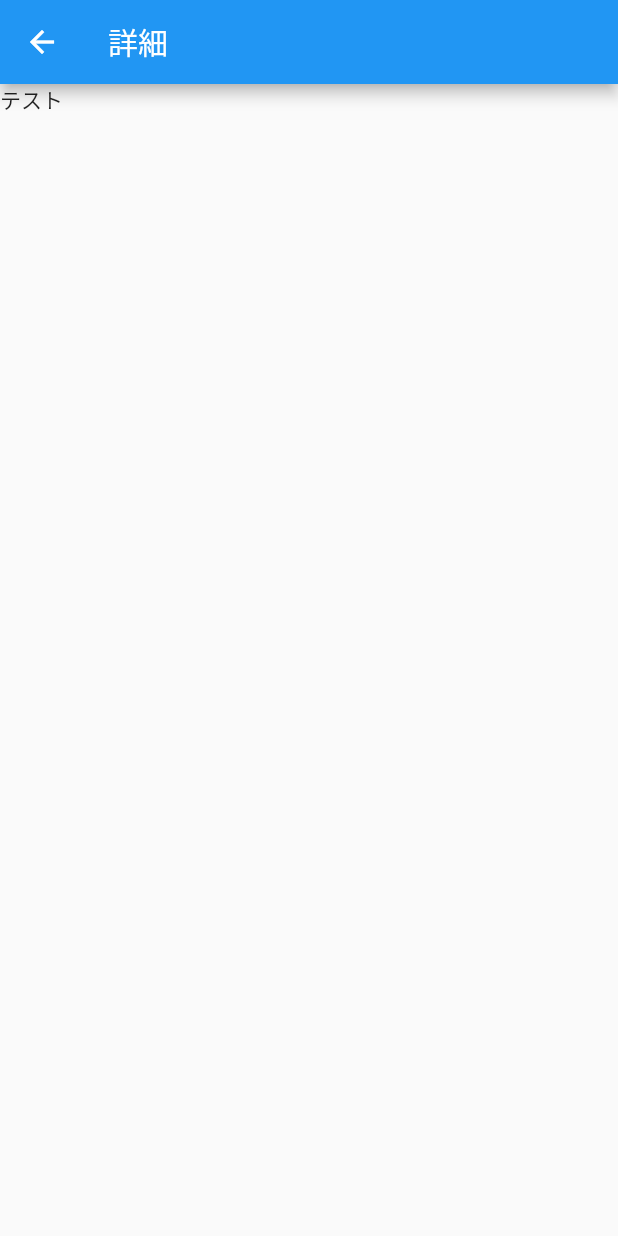
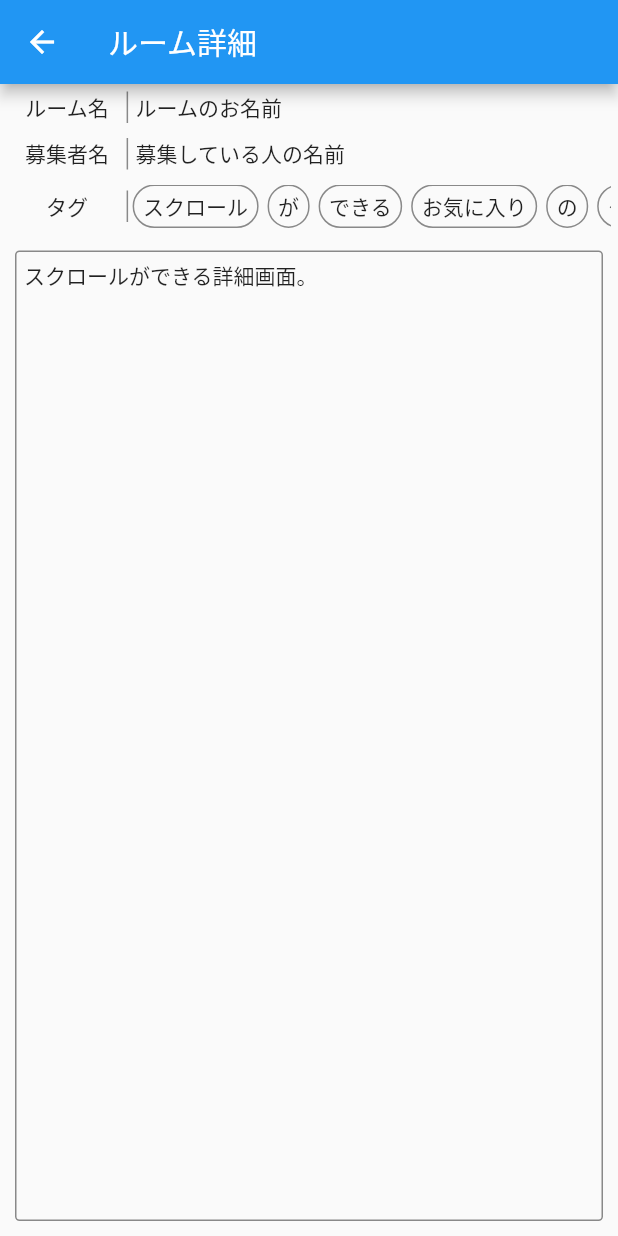
Before and after one commit to loxygenK/matchingApp, a Flutter app: the TestView screen opened directly, on a phone screen of 412 x 824 dp. Run offline on Flutter 3.47's test engine with Material 2 defaults, Android fonts, the phone set to English and light mode, and no system bars; our stand-ins replace cloud_firestore; accounts and stored records are empty.

Commit message:
[Add] Details screen's template.

```diff
--- a/lib/showDetail.dart
+++ b/lib/showDetail.dart
@@ -1,13 +1,89 @@
 import 'package:flutter/material.dart';
-class TestView extends StatelessWidget{
-  @override
+
+class TestView extends StatelessWidget {
+
+  Container createInfoView(String label, Widget widget, {bool margin = true}) {
+    return Container(
+        margin: EdgeInsets.all(5),
+        child: Row(
+          children: <Widget>[
+            Expanded(
+                flex: 1,
+                child: Container(
+                    decoration: BoxDecoration(
+                        border:
+                            Border(right: BorderSide(color: Colors.black45))),
+                    child: Center(child: Text(label)))),
+            Expanded(
+                flex: 4,
+                child: Container(
+                    padding: EdgeInsets.only(left: (margin ? 5 : 0)),
+                    child: widget))
+          ],
+        )
+    );
+  }
+
+  List<Container> createTagsWidget(List<String> tagnames) {
+    List<Container> tags = [];
+    for (String tag in tagnames) {
+      tags.add(new Container(
+          margin: EdgeInsets.only(left: 3, right: 3),
+          padding: EdgeInsets.fromLTRB(6, 3, 6, 3),
+          decoration: BoxDecoration(
+            border: Border.all(color: Colors.black45),
+            borderRadius: BorderRadius.circular(15),
+          ),
+          child: Text(tag)
+        )
+      );
+    }
+
+    return tags;
+  }
+
   Widget build(BuildContext context) {
-    // TODO: please write here show detail widget
+    // TODO: Get the room's information from cloud server
+    String room_name = "ルームのお名前";
+    String inviter_name = "募集している人の名前";
+    String details = "スクロールができる詳細画面。";
+    List<String> tags = ["スクロール", "が", "できる", "お気に入り", "の", "タグ", "一覧"];
+
     return Scaffold(
-        appBar: AppBar(
-          title: Text("詳細"),
-        ),
-        body: Text("テスト")
+        appBar: AppBar(title: Text("ルーム詳細")),
+        body: Container(
+            child: Column(
+                crossAxisAlignment: CrossAxisAlignment.start,
+                children: <Widget>[
+                    createInfoView("ルーム名", Text(room_name)),
+                    createInfoView("募集者名", Text(inviter_name)),
+                    createInfoView(
+                        "タグ",
+                        SingleChildScrollView(
+                            scrollDirection: Axis.horizontal,
+                            child: Row(children: createTagsWidget(tags)
+                            )
+                        ),
+                        margin: false),
+                    Expanded(
+                        child: Container(
+                            width: MediaQuery.of(context).size.width,
+                            margin: EdgeInsets.all(10),
+                            decoration: BoxDecoration(
+                                border: Border.all(color: Colors.black45),
+                                borderRadius: BorderRadius.circular(3)
+                            ),
+                            child: SingleChildScrollView(
+                                child: Container(
+                                    margin: EdgeInsets.all(5),
+                                    child: Text(details)
+                                )
+                            )
+                        )
+                    ),
+                ]
+            )
+        )
     );
   }
 }
```
